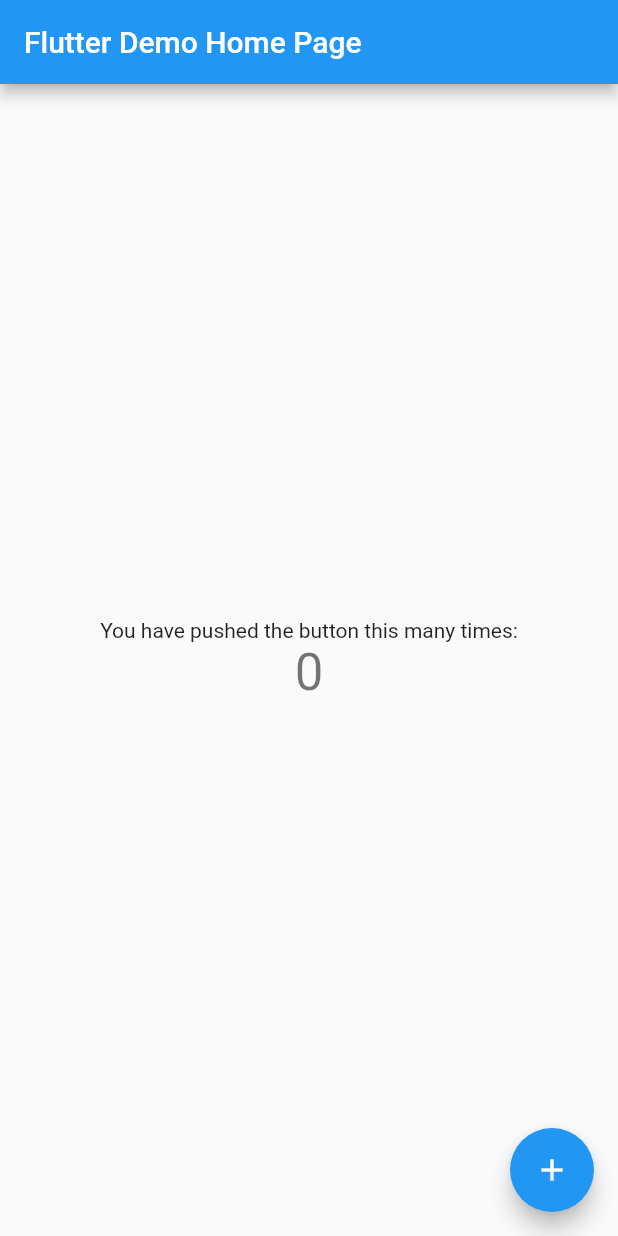
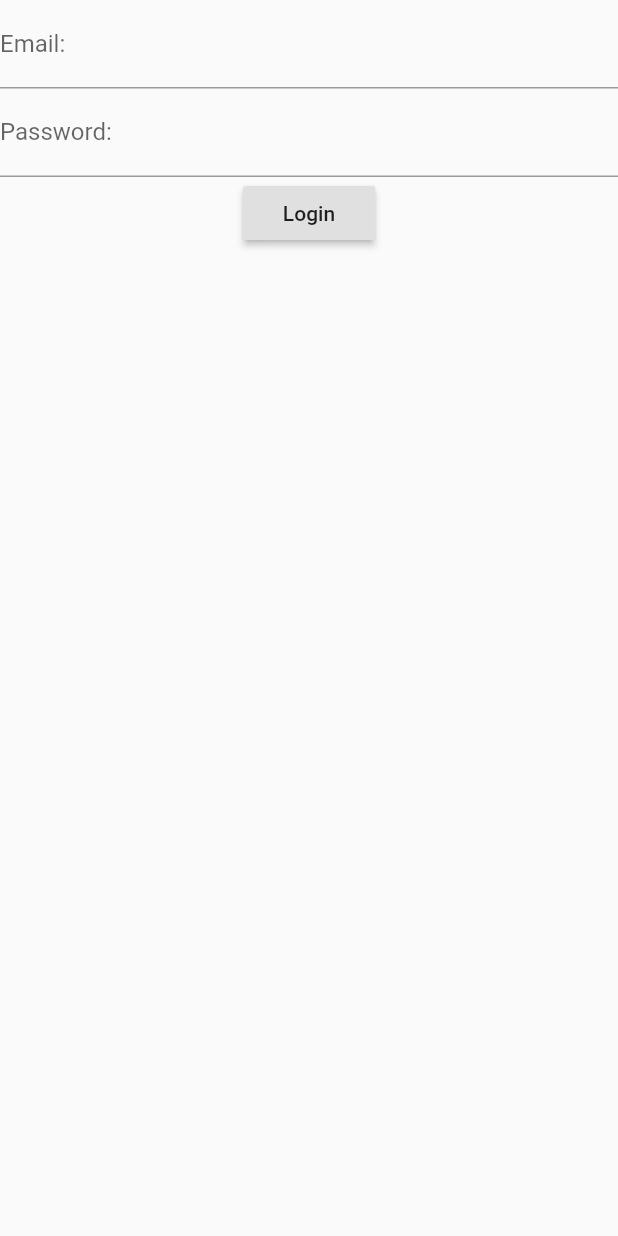
Before and after one commit to feload/wheredidmymoneygo, a Flutter app: the screen it shows after launch, on a phone screen of 412 x 824 dp. Run offline on Flutter 3.47's test engine with Material 2 defaults, Android fonts, the phone set to English and light mode, and no system bars.

Commit message:
Add email and password fields.

```diff
--- a/lib/main.dart
+++ b/lib/main.dart
@@ -1,111 +1,17 @@
 import 'package:flutter/material.dart';
+import 'package:wheredidmymoneygo/screens/login_screen.dart';
 
 void main() => runApp(MyApp());
 
 class MyApp extends StatelessWidget {
-  // This widget is the root of your application.
   @override
   Widget build(BuildContext context) {
     return MaterialApp(
       title: 'Flutter Demo',
-      theme: ThemeData(
-        // This is the theme of your application.
-        //
-        // Try running your application with "flutter run". You'll see the
-        // application has a blue toolbar. Then, without quitting the app, try
-        // changing the primarySwatch below to Colors.green and then invoke
-        // "hot reload" (press "r" in the console where you ran "flutter run",
-        // or simply save your changes to "hot reload" in a Flutter IDE).
-        // Notice that the counter didn't reset back to zero; the application
-        // is not restarted.
-        primarySwatch: Colors.blue,
-      ),
-      home: MyHomePage(title: 'Flutter Demo Home Page'),
+      initialRoute: LoginScreen.id,
+      routes: {
+        LoginScreen.id: (context) => LoginScreen()
+      },
     );
   }
 }
-
-class MyHomePage extends StatefulWidget {
-  MyHomePage({Key key, this.title}) : super(key: key);
-
-  // This widget is the home page of your application. It is stateful, meaning
-  // that it has a State object (defined below) that contains fields that affect
-  // how it looks.
-
-  // This class is the configuration for the state. It holds the values (in this
-  // case the title) provided by the parent (in this case the App widget) and
-  // used by the build method of the State. Fields in a Widget subclass are
-  // always marked "final".
-
-  final String title;
-
-  @override
-  _MyHomePageState createState() => _MyHomePageState();
-}
-
-class _MyHomePageState extends State<MyHomePage> {
-  int _counter = 0;
-
-  void _incrementCounter() {
-    setState(() {
-      // This call to setState tells the Flutter framework that something has
-      // changed in this State, which causes it to rerun the build method below
-      // so that the display can reflect the updated values. If we changed
-      // _counter without calling setState(), then the build method would not be
-      // called again, and so nothing would appear to happen.
-      _counter++;
-    });
-  }
-
-  @override
-  Widget build(BuildContext context) {
-    // This method is rerun every time setState is called, for instance as done
-    // by the _incrementCounter method above.
-    //
-    // The Flutter framework has been optimized to make rerunning build methods
-    // fast, so that you can just rebuild anything that needs updating rather
-    // than having to individually change instances of widgets.
-    return Scaffold(
-      appBar: AppBar(
-        // Here we take the value from the MyHomePage object that was created by
-        // the App.build method, and use it to set our appbar title.
-        title: Text(widget.title),
-      ),
-      body: Center(
-        // Center is a layout widget. It takes a single child and positions it
-        // in the middle of the parent.
-        child: Column(
-          // Column is also a layout widget. It takes a list of children and
-          // arranges them vertically. By default, it sizes itself to fit its
-          // children horizontally, and tries to be as tall as its parent.
-          //
-          // Invoke "debug painting" (press "p" in the console, choose the
-          // "Toggle Debug Paint" action from the Flutter Inspector in Android
-          // Studio, or the "Toggle Debug Paint" command in Visual Studio Code)
-          // to see the wireframe for each widget.
-          //
-          // Column has various properties to control how it sizes itself and
-          // how it positions its children. Here we use mainAxisAlignment to
-          // center the children vertically; the main axis here is the vertical
-          // axis because Columns are vertical (the cross axis would be
-          // horizontal).
-          mainAxisAlignment: MainAxisAlignment.center,
-          children: <Widget>[
-            Text(
-              'You have pushed the button this many times:',
-            ),
-            Text(
-              '$_counter',
-              style: Theme.of(context).textTheme.display1,
-            ),
-          ],
-        ),
-      ),
-      floatingActionButton: FloatingActionButton(
-        onPressed: _incrementCounter,
-        tooltip: 'Increment',
-        child: Icon(Icons.add),
-      ), // This trailing comma makes auto-formatting nicer for build methods.
-    );
-  }
-}
--- /dev/null
+++ b/lib/screens/login_screen.dart
@@ -0,0 +1,54 @@
+import 'package:flutter/material.dart';
+import 'package:wheredidmymoneygo/services/firebase_service.dart';
+
+class LoginScreen extends StatefulWidget {
+  static final String id = 'login_screen';
+
+  @override
+  _LoginScreenState createState() => _LoginScreenState();
+}
+
+class _LoginScreenState extends State<LoginScreen> {
+  FirebaseService firebase = new FirebaseService();
+
+  String email;
+  String password;
+
+  @override
+  Widget build(BuildContext context) {
+    return Scaffold(
+      body: Container(
+        child: SafeArea(
+          child: Column(
+            children: <Widget>[
+              TextField(
+                keyboardType: TextInputType.emailAddress,
+                decoration: InputDecoration(
+                  labelText: 'Email:'
+                ),
+                onChanged: (value) {
+                  email = value;
+                },
+              ),
+              TextField(
+                obscureText: true,
+                decoration: InputDecoration(
+                  labelText: 'Password:'
+                ),
+                onChanged: (value) {
+                  password = value;
+                },
+              ),
+              RaisedButton(
+                child: Text('Login'),
+                onPressed: () {
+                  firebase.login(email, password);
+                },
+              )
+            ],
+          ),
+        ),
+      ),
+    );
+  }
+}
--- /dev/null
+++ b/lib/services/firebase_service.dart
@@ -0,0 +1,7 @@
+class FirebaseService {
+
+  void login(String email, String password) {
+    print(email);
+    print(password);
+  }
+}
```
Also changed, not shown: 2 other files.
